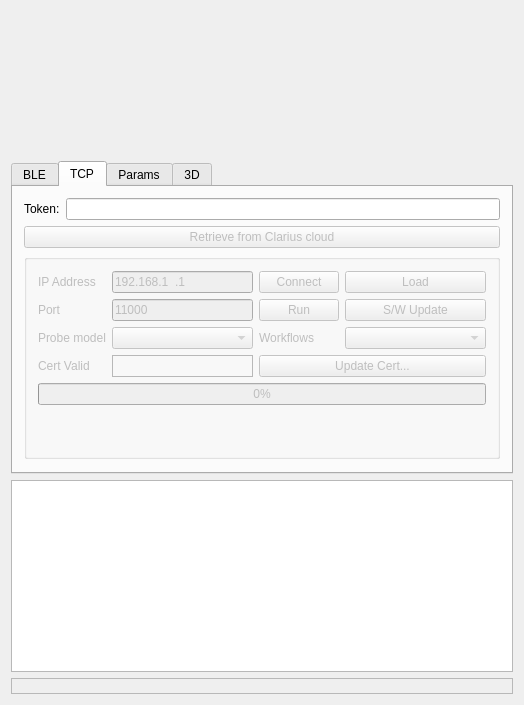
Qt form examples/solum_qt/solumqt.ui (dev-threads/solum) before a commit.
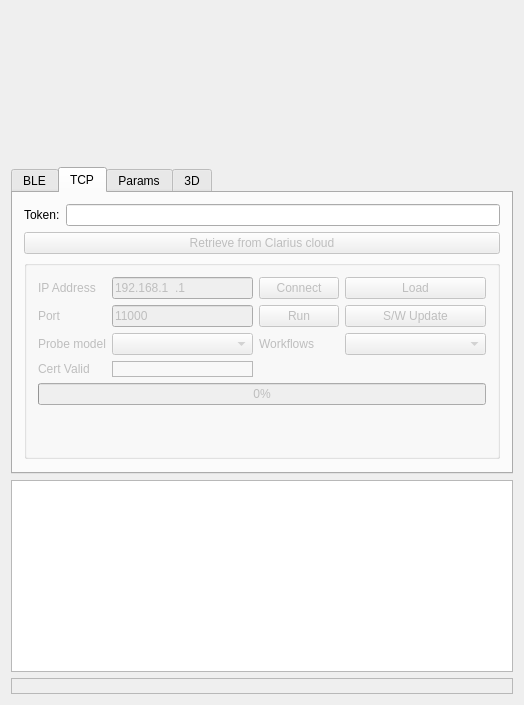
The same form after that commit. The open tabs and pages were chosen to show the change. Custom widgets are drawn as their Qt base class.

Commit message:
Qt: TCP: remove certificate uploads from external files
36b88c7 disabled this feature for some unknown reason. All it did was
to call solumSetCert() with a certificate string loaded from an
external .pem or .crt file. Now that we persist the certificates
through QSettings, this is done in an automated and better way, and
there is truly no more need for separate files.

Patch:
```diff
--- a/examples/solum_qt/solumqt.ui
+++ b/examples/solum_qt/solumqt.ui
@@ -360,16 +360,6 @@
              </property>
             </widget>
            </item>
-           <item row="4" column="2" colspan="2">
-            <widget class="QPushButton" name="updateCert">
-             <property name="enabled">
-              <bool>false</bool>
-             </property>
-             <property name="text">
-              <string>Update Cert...</string>
-             </property>
-            </widget>
-           </item>
            <item row="5" column="0" colspan="4">
             <widget class="QProgressBar" name="progress">
              <property name="toolTip">
```
Left out of the diff: 17 changed lines with no effect on the pictures. The commit also changes 2 other files.
